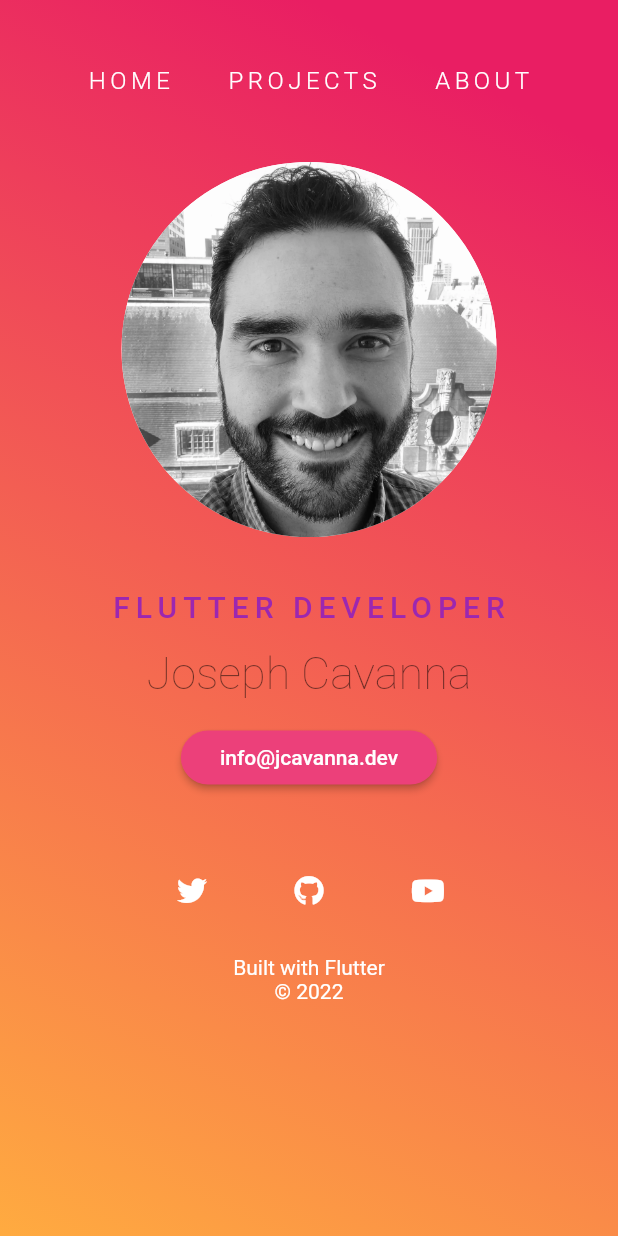
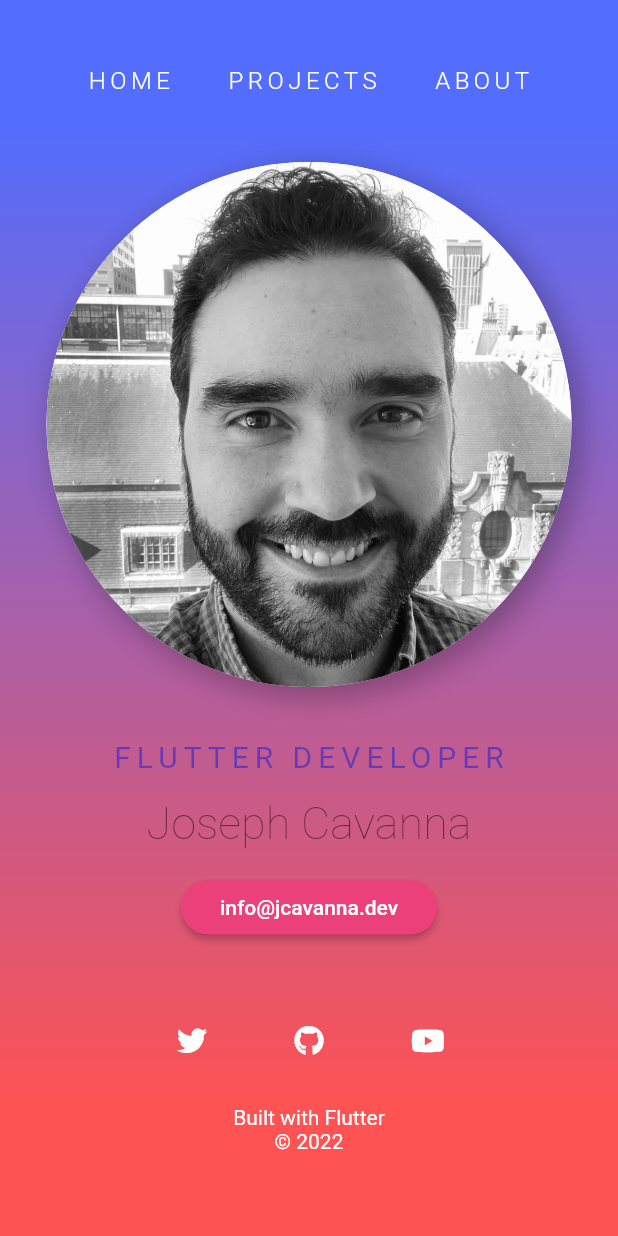
Before and after one commit to josephcavanna/personal_blog_v2, a Flutter app: the screen it shows after launch, on a phone screen of 412 x 824 dp. Run offline on Flutter 3.47's test engine with Material 2 defaults, Android fonts, the light colour scheme and no system bars; our stand-ins replace font_awesome_flutter.

Commit message:
minor animation and color updates.

```diff
--- a/lib/animations/staggered_slide_transition.dart
+++ b/lib/animations/staggered_slide_transition.dart
@@ -18,7 +18,7 @@ class StaggeredSlideTransitionState
     extends AnimationControllerState<StaggeredSlideTransition> {
   StaggeredSlideTransitionState(Duration duration) : super(duration);
   late final Animation<Offset> _offsetAnimation = Tween<Offset>(
-    begin: const Offset(4, 0),
+    begin: Offset(widget.width, 0),
     end: Offset.zero,
   ).animate(
     CurvedAnimation(
--- a/lib/components/profile.dart
+++ b/lib/components/profile.dart
@@ -14,10 +14,23 @@ class Profile extends StatelessWidget {
           child: Column(
             mainAxisAlignment: MainAxisAlignment.center,
             children: [
-              CircleAvatar(
-                  backgroundImage: AssetImage('images/profilePhoto.webp'),
-                  backgroundColor: Colors.white,
-                  radius: 125),
+              Container(
+                decoration: BoxDecoration(
+                  shape: BoxShape.circle,
+                  boxShadow: [
+                    BoxShadow(
+                        blurRadius:15 ,
+                        color: Colors.black26,
+                        spreadRadius: 2,
+                        offset: Offset(5, 5),
+                    ),
+                  ]
+                ),
+                child: CircleAvatar(
+                    backgroundImage: AssetImage('images/profilePhoto.webp'),
+                    backgroundColor: Colors.white,
+                    radius: 175),
+              ),
               SizedBox(height: 35),
               Text('FLUTTER DEVELOPER', style: Constants.kJobTitle),
               SizedBox(height: 15),
--- a/lib/constants.dart
+++ b/lib/constants.dart
@@ -9,9 +9,9 @@ class Constants {
 
   // text
   static const kProjectText = TextStyle(color: Colors.black54);
-  static const kProjectTitle = TextStyle(fontSize: 20, color: Colors.purple);
+  static const kProjectTitle = TextStyle(fontSize: 20, color: Colors.deepPurple);
   static const kProfileTitle = TextStyle(fontSize: 30, color: Colors.black54, fontWeight: FontWeight.w100);
-  static const kJobTitle = TextStyle(fontSize: 20, color: Colors.purple, letterSpacing: 4, fontWeight: FontWeight.w500);
+  static const kJobTitle = TextStyle(fontSize: 20, color: Colors.deepPurple, letterSpacing: 4, fontWeight: FontWeight.w400);
   static const kWithFlutter = TextStyle(fontSize: 14, color: Colors.white, backgroundColor: Colors.transparent);
   static const kEmailText = TextStyle(color: Colors.white);
   static const kHomePageText = TextStyle(
--- a/lib/responsive_content/desktop_content.dart
+++ b/lib/responsive_content/desktop_content.dart
@@ -11,17 +11,15 @@ class DesktopContent extends StatelessWidget {
     return Container(
       decoration: BoxDecoration(
         gradient: LinearGradient(
-          begin: Alignment.topRight,
-          end: Alignment.bottomLeft,
+          begin: Alignment.topCenter,
+          end: Alignment.bottomCenter,
           colors: [
-            Colors.pink,
-            Colors.orangeAccent,
-            Colors.deepPurple,
+            Colors.indigo,
+            Colors.redAccent,
           ],
           stops: [
             0.1,
-            1000,
-            2000,
+            0.9,
           ],
         ),
       ),
--- a/lib/responsive_content/mobile_content.dart
+++ b/lib/responsive_content/mobile_content.dart
@@ -12,17 +12,15 @@ class MobileContent extends StatelessWidget {
     return Container(
       decoration: BoxDecoration(
         gradient: LinearGradient(
-          begin: Alignment.topRight,
-          end: Alignment.bottomLeft,
+          begin: Alignment.topCenter,
+          end: Alignment.bottomCenter,
           colors: [
-            Colors.pink,
-            Colors.orangeAccent,
-            Colors.deepPurple.shade700,
+            Colors.indigoAccent,
+            Colors.redAccent,
           ],
           stops: [
             0.1,
-            1000.0,
-            2000.0,
+            0.9,
           ],
         ),
       ),
--- a/lib/screens/standard_content.dart
+++ b/lib/screens/standard_content.dart
@@ -87,7 +87,7 @@ class _StandardContentState extends State<StandardContent> {
           StaggeredSlideTransition(
               index: 3,
               child: widget.blogPages[pageIndex],
-              width: 1),
+              width: 6),
           StaggeredFadeTransition(
             index: 4,
             child: Material(
```
